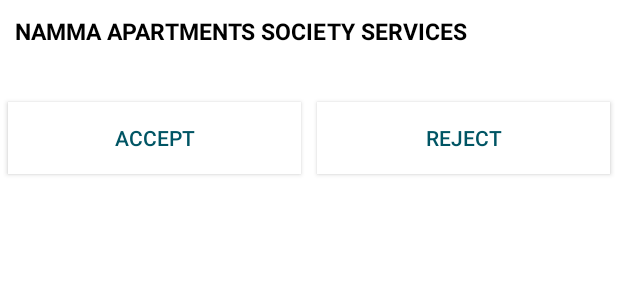
After one commit to RoshanHalwai/NAAdmin, an Android app: the layout layout_custom_notification.xml on its own in the app's theme, with its tools: preview values and no code run, on a phone screen of 412 x 824 dp. The commit adds this screen. Shown: the top 300 px of the screen. Run offline under Robolectric (Android 15) with nearby library versions, the phone set to English and light mode, and no system bars.

Commit message:
Create custom notification tray for Society Service

```diff
--- a/app/src/main/java/com/kirtanlabs/nammaapartmentssocietyservices/nammaapartmentssocietyserviceshome/MyFirebaseInstanceIdService.java
+++ b/app/src/main/java/com/kirtanlabs/nammaapartmentssocietyservices/pushnotifications/MyFirebaseInstanceIdService.java
@@ -1,4 +1,4 @@
-package com.kirtanlabs.nammaapartmentssocietyservices.nammaapartmentssocietyserviceshome;
+package com.kirtanlabs.nammaapartmentssocietyservices.pushnotifications;
 
 import android.util.Log;
 
@@ -21,6 +21,7 @@ public class MyFirebaseInstanceIdService extends FirebaseInstanceIdService {
 
         //now we will have the token
         String token = FirebaseInstanceId.getInstance().getToken();
+        Log.d("Token", token);
 
         //for now we are displaying the token in the log
         //copy it as this method is called only when the new token is generated
--- /dev/null
+++ b/app/src/main/res/layout/layout_custom_notification.xml
@@ -0,0 +1,66 @@
+<?xml version="1.0" encoding="utf-8"?>
+<RelativeLayout xmlns:android="http://schemas.android.com/apk/res/android"
+    android:id="@+id/notificationLayout"
+    android:layout_width="match_parent"
+    android:layout_height="150dp"
+    android:background="#ffffff">
+
+    <LinearLayout
+        android:layout_width="match_parent"
+        android:layout_height="wrap_content"
+        android:orientation="vertical">
+
+        <TextView
+            android:id="@+id/textNotificationTitle"
+            android:layout_width="match_parent"
+            android:layout_height="wrap_content"
+            android:layout_margin="10dp"
+            android:text="@string/app_name"
+            android:textAllCaps="true"
+            android:textColor="@android:color/black"
+            android:textSize="15sp"
+            android:textStyle="bold" />
+
+        <TextView
+            android:id="@+id/textNotificationMessage"
+            android:layout_width="match_parent"
+            android:layout_height="wrap_content"
+            android:layout_marginLeft="10dp"
+            android:layout_marginRight="10dp"
+            android:textColor="@android:color/black"
+            android:textSize="15sp" />
+
+        <LinearLayout
+            android:layout_width="match_parent"
+            android:layout_height="wrap_content"
+            android:background="#ffffff"
+            android:orientation="horizontal"
+            android:weightSum="1">
+
+            <Button
+                android:id="@+id/buttonAccept"
+                android:layout_width="match_parent"
+                android:layout_height="wrap_content"
+                android:layout_margin="5dp"
+                android:layout_weight="0.5"
+                android:background="@android:color/white"
+                android:text="@string/accept"
+                android:textColor="@color/nmDarkBlue"
+                android:textSize="14sp" />
+
+            <Button
+                android:id="@+id/buttonReject"
+                android:layout_width="match_parent"
+                android:layout_height="wrap_content"
+                android:layout_margin="5dp"
+                android:layout_weight="0.5"
+                android:background="@android:color/white"
+                android:text="@string/reject"
+                android:textColor="@color/nmDarkBlue"
+                android:textSize="14sp" />
+
+        </LinearLayout>
+
+    </LinearLayout>
+
+</RelativeLayout>
--- a/app/src/main/res/values/strings.xml
+++ b/app/src/main/res/values/strings.xml
@@ -22,6 +22,10 @@
     <string name="default_notification_channel_id">01</string>
     <string name="image_society_service_action_taken_on_notification">Image to indicate whether Society Service has Accepted or Rejected notification that they received</string>
 
+    <!--Custom Notification -->
+    <string name="accept">Accept</string>
+    <string name="reject">Reject</string>
+
     <!--End Service Activity-->
     <string name="enter_otp">A 6 digit OTP has been sent to the Flat Owner. Please enter the OTP to end the Service.</string>
 
```
Also changed, not shown: app/src/main/AndroidManifest.xml (+9 -2 lines), app/src/main/java/com/kirtanlabs/nammaapartmentssocietyservices/Constants.java (+10 -2 lines), app/src/main/java/com/kirtanlabs/nammaapartmentssocietyservices/nammaapartmentssocietyserviceshome/MyFirebaseMessagingService.java (deleted, +0 -49 lines), app/src/main/java/com/kirtanlabs/nammaapartmentssocietyservices/pushnotifications/Button_listener.java (added, +89 -0 lines), app/src/main/java/com/kirtanlabs/nammaapartmentssocietyservices/pushnotifications/MyFirebaseMessagingService.java (added, +69 -0 lines).
